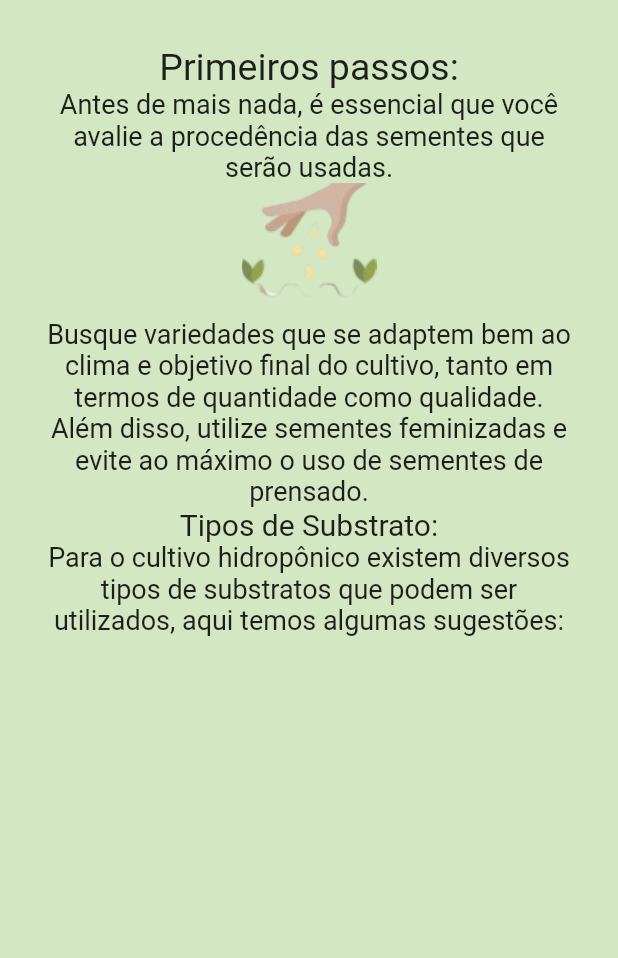
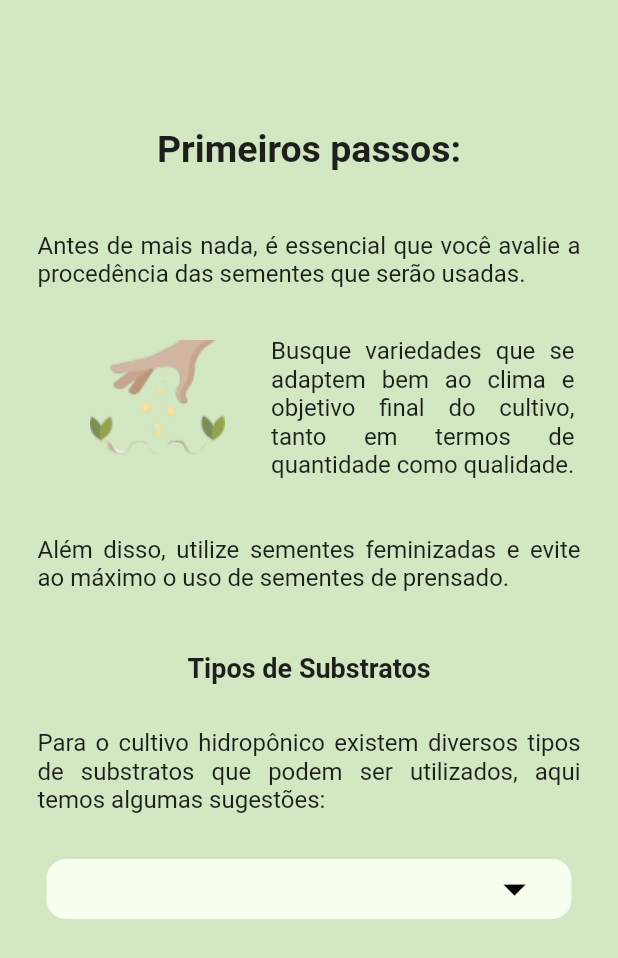
Before and after one commit to m7julia/Hidrocultura, a Flutter app: the PrimeirosPassos screen opened by its route, on a phone screen of 412 x 824 dp. Shown: the top 958 px of the screen. Run offline on Flutter 3.47's test engine with Material 2 defaults, Android fonts, the phone set to English and light mode, and no system bars.

Commit message:
Primeiros passos

```diff
--- a/lib/pages/primPassos.dart
+++ b/lib/pages/primPassos.dart
@@ -1,39 +1,118 @@
 import 'package:flutter/material.dart';
 import 'package:flutter_hidrocultura/main.dart';
 
-class PrimeirosPassos extends StatelessWidget {
+class PrimeirosPassos extends StatefulWidget {
+  @override
+  State<PrimeirosPassos> createState() => _PrimeirosPassosState();
+}
+
+class _PrimeirosPassosState extends State<PrimeirosPassos> {
+  final items = ['Algodão Higrófilo', 'Espuma Fenólica', 'Fibra de Coco'];
+
+  String? value;
+
   @override
   Widget build(BuildContext context) {
     return Scaffold(
         backgroundColor: Color.fromARGB(255, 210, 231, 194), //fundo
         body: Padding(
-            padding: const EdgeInsets.all(30.0),
-            child: Center(
-                child: Column(
-              children: <Widget>[
+          padding: const EdgeInsets.all(25.0),
+          child: Center(
+            child: Column(
+              //mainAxisAlignment: MainAxisAlignment
+              //  .spaceEvenly, // distribui o espaço igualmente (pode vir a ser tirado mais tarde)
+              children: [
+                SizedBox(height: 60),
                 Text(
                   'Primeiros passos:',
                   textAlign: TextAlign.center,
-                  style: TextStyle(fontSize: 25),
+                  style: TextStyle(fontSize: 25, fontWeight: FontWeight.bold),
                 ),
+                SizedBox(height: 40), //espaço entre paragrafos
                 Text(
                   'Antes de mais nada, é essencial que você avalie a procedência das sementes que serão usadas.',
+                  textAlign: TextAlign.justify,
+                  style: TextStyle(fontSize: 16),
+                ),
+                Card(
+                  elevation: 0,
+                  color: Colors.transparent,
+                  surfaceTintColor: Colors.white,
+                  child: Row(
+                    children: <Widget>[
+                      Expanded(
+                        flex: 3,
+                        child: Image(
+                            image: AssetImage('assets/primeirospassos.png')),
+                      ),
+                      Expanded(
+                        flex: 4,
+                        child: Column(
+                          children: <Widget>[
+                            Text(
+                              'Busque variedades que se adaptem bem ao clima e objetivo final do cultivo, tanto em termos de quantidade como qualidade.',
+                              textAlign: TextAlign.justify,
+                              style: TextStyle(fontSize: 16),
+                            ),
+                          ],
+                        ),
+                      ),
+                    ],
+                  ),
+                ),
+                SizedBox(height: 5), //espaço entre paragrafos
+                Text(
+                  'Além disso, utilize sementes feminizadas e evite ao máximo o uso de sementes de prensado.',
+                  textAlign: TextAlign.justify,
+                  style: TextStyle(fontSize: 16),
+                ),
+                SizedBox(height: 40), //espaço entre paragrafos
+                Text(
+                  'Tipos de Substratos',
                   textAlign: TextAlign.center,
-                  style: TextStyle(fontSize: 18),
+                  style: TextStyle(fontSize: 18, fontWeight: FontWeight.bold),
                 ),
-                Image(image: AssetImage('assets/primeirospassos.png')),
+                SizedBox(height: 30), //espaço entre paragrafos
                 Text(
-                  'Busque variedades que se adaptem bem ao clima e objetivo final do cultivo, tanto em termos de quantidade como qualidade. Além disso, utilize sementes feminizadas e evite ao máximo o uso de sementes de prensado.',
-                  textAlign: TextAlign.center,
-                  style: TextStyle(fontSize: 18),
+                  'Para o cultivo hidropônico existem diversos tipos de substratos que podem ser utilizados, aqui temos algumas sugestões:',
+                  textAlign: TextAlign.justify,
+                  style: TextStyle(
+                    fontSize: 16,
+                  ),
                 ),
-                Text('Tipos de Substrato:',textAlign: TextAlign.center,
-                  style: TextStyle(fontSize: 20),),
-                Text('Para o cultivo hidropônico existem diversos tipos de substratos que podem ser utilizados, aqui temos algumas sugestões:',textAlign: TextAlign.center,
-                  style: TextStyle(fontSize: 18),),
-              ]
+                SizedBox(height: 30), //espaço entre paragrafos
+                Container(
+                    width: 350,
+                    height: 40,
+                    padding: EdgeInsets.symmetric(horizontal: 20, vertical: 2),
+                    decoration: BoxDecoration(
+                      color: Color.fromARGB(255, 247, 255, 240),
+                      borderRadius: BorderRadius.circular(13),
+                    ),
+                    child: DropdownButtonHideUnderline(
+                      child: DropdownButton<String>(
+                        value: value,
+                        iconSize: 36,
+                        icon: Icon(
+                          Icons.arrow_drop_down,
+                          color: Colors.black,
+                        ),
+                        isExpanded: true,
+                        items: items.map(buildMenuItem).toList(),
+                        onChanged: (value) =>
+                            setState(() => this.value = value),
+                      ),
+                    ))
+              ],
             ),
-          )
-            ));
+          ),
+        ));
   }
+
+  DropdownMenuItem<String> buildMenuItem(String item) => DropdownMenuItem(
+      value: item,
+      child: Text(
+        item,
+        style: TextStyle(fontWeight: FontWeight.bold, fontSize: 20),
+      ));
 }
--- a/lib/pages/quest1.dart
+++ b/lib/pages/quest1.dart
@@ -1,7 +1,7 @@
 import 'package:flutter/material.dart';
 import 'package:flutter_hidrocultura/main.dart';
 
-class Questinario1 extends StatelessWidget {
+class Questionario1 extends StatelessWidget {
   @override
   Widget build(BuildContext context) {
     return Scaffold(
--- a/lib/pages/quest2.dart
+++ b/lib/pages/quest2.dart
@@ -1,6 +1,6 @@
 import 'package:flutter/material.dart';
 
-class Questinario2 extends StatelessWidget {
+class Questionario2 extends StatelessWidget {
   @override
   Widget build(BuildContext context) {
     return Scaffold(
@@ -147,7 +147,6 @@ class Questinario2 extends StatelessWidget {
                   ),
                 ),
               ),
-
               SizedBox(
                 width: 120,
                 height: 50,
@@ -156,7 +155,7 @@ class Questinario2 extends StatelessWidget {
                     Navigator.pushNamed(context, 'quest1');
                   },
                   style: ElevatedButton.styleFrom(
-                    primary: Color.fromARGB(255, 180,220,156),
+                    primary: Color.fromARGB(255, 180, 220, 156),
                     onPrimary: Colors.black,
                     shape: RoundedRectangleBorder(
                       borderRadius: BorderRadius.circular(20),
--- a/pubspec.yaml
+++ b/pubspec.yaml
@@ -91,6 +91,8 @@ flutter:
     - assets/tomate.png
     - assets/morango.png
     - assets/alface.png
+    - assets/germinando.png
+    - assets/jaGerminei.png
 
 
   # An image asset can refer to one or more resolution-specific "variants", see
```
Also changed, not shown: lib/main.dart (+9 -5 lines), lib/pages/germinando.dart (added, +70 -0 lines), lib/pages/inicial.dart (added, +11 -0 lines), lib/pages/jaGerminou1.dart (added, +98 -0 lines), assets/germinando.png (added), assets/jaGerminei.png (added).
